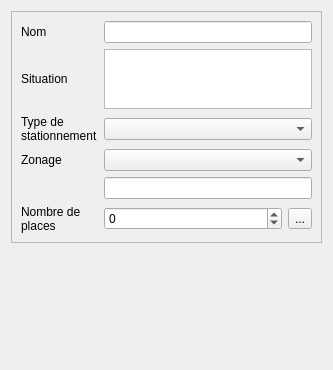
Before: the Qt Designer form Lamia/toolprepro/base2_parking/lamiabaseparking_infralineaire_tool_ui.ui in Artelia/Lamia, drawn with Qt 5.
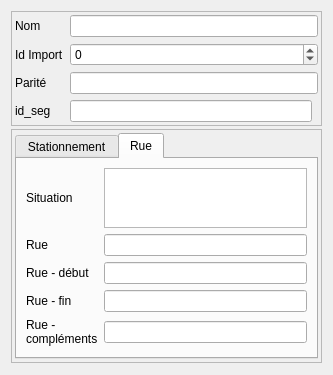
After: the same form once the commit is applied. The open tabs and pages were chosen to show the change.

What changed in the file:
```diff
--- a/Lamia/toolprepro/base2_parking/lamiabaseparking_infralineaire_tool_ui.ui
+++ b/Lamia/toolprepro/base2_parking/lamiabaseparking_infralineaire_tool_ui.ui
@@ -7,13 +7,13 @@
     <x>0</x>
     <y>0</y>
     <width>333</width>
-    <height>370</height>
+    <height>375</height>
    </rect>
   </property>
   <property name="windowTitle">
    <string>Form</string>
   </property>
-  <layout class="QVBoxLayout" name="verticalLayout" stretch="1,10">
+  <layout class="QVBoxLayout" name="verticalLayout" stretch="1,0,10">
    <property name="spacing">
     <number>3</number>
    </property>
@@ -26,20 +26,9 @@
       <enum>QFrame::Raised</enum>
      </property>
      <layout class="QGridLayout" name="gridLayout_5">
-      <item row="3" column="0">
-       <widget class="QLabel" name="label_3">
-        <property name="text">
-         <string>Zonage</string>
-        </property>
-       </widget>
-      </item>
-      <item row="1" column="0">
-       <widget class="QLabel" name="label_15">
-        <property name="text">
-         <string>Situation</string>
-        </property>
-       </widget>
-      </item>
+      <property name="margin">
+       <number>3</number>
+      </property>
       <item row="0" column="0">
        <widget class="QLabel" name="label">
         <property name="text">
@@ -47,67 +36,238 @@
         </property>
        </widget>
       </item>
-      <item row="2" column="0">
-       <widget class="QLabel" name="label_2">
-        <property name="text">
-         <string>Type de stationnement</string>
-        </property>
-        <property name="wordWrap">
-         <bool>true</bool>
-        </property>
-       </widget>
+      <item row="0" column="1" colspan="2">
+       <widget class="QLineEdit" name="lineEdit_nom"/>
       </item>
-      <item row="5" column="1">
-       <widget class="QSpinBox" name="spinBox_nbreplace">
+      <item row="1" column="1" colspan="2">
+       <widget class="QSpinBox" name="spinBox_idimport">
         <property name="minimum">
          <number>-1</number>
         </property>
         <property name="maximum">
-         <number>9999999</number>
+         <number>999999999</number>
         </property>
        </widget>
       </item>
-      <item row="5" column="0">
-       <widget class="QLabel" name="label_4">
+      <item row="3" column="0">
+       <widget class="QLabel" name="label_7">
         <property name="text">
-         <string>Nombre de places</string>
+         <string>Parité</string>
         </property>
         <property name="wordWrap">
          <bool>true</bool>
         </property>
        </widget>
       </item>
-      <item row="5" column="2">
-       <widget class="QToolButton" name="toolButton_nbreplace">
+      <item row="1" column="0">
+       <widget class="QLabel" name="label_5">
         <property name="text">
-         <string>...</string>
+         <string>Id Import</string>
         </property>
        </widget>
       </item>
-      <item row="4" column="1" colspan="2">
-       <widget class="QLineEdit" name="lineEdit_zonage"/>
-      </item>
       <item row="3" column="1" colspan="2">
-       <widget class="QComboBox" name="comboBox_zonage"/>
+       <widget class="QLineEdit" name="lineEdit_parite"/>
       </item>
-      <item row="2" column="1" colspan="2">
-       <widget class="QComboBox" name="comboBox_typestationnement"/>
-      </item>
-      <item row="1" column="1" colspan="2">
-       <widget class="QTextBrowser" name="textBrowser_commentaire">
-        <property name="maximumSize">
-         <size>
-          <width>16777215</width>
-          <height>60</height>
-         </size>
+      <item row="4" column="0">
+       <widget class="QLabel" name="label_12">
+        <property name="text">
+         <string>id_seg</string>
         </property>
-        <property name="readOnly">
-         <bool>false</bool>
-        </property>
        </widget>
       </item>
-      <item row="0" column="1" colspan="2">
-       <widget class="QLineEdit" name="lineEdit_nom"/>
+      <item row="4" column="1">
+       <widget class="QLineEdit" name="lineEdit_idseg"/>
+      </item>
+     </layout>
+    </widget>
+   </item>
+   <item>
+    <widget class="QFrame" name="frame">
+     <property name="frameShape">
+      <enum>QFrame::StyledPanel</enum>
+     </property>
+     <property name="frameShadow">
+      <enum>QFrame::Raised</enum>
+     </property>
+     <layout class="QVBoxLayout" name="verticalLayout_2">
+      <property name="margin">
+       <number>3</number>
+      </property>
+      <item>
+       <widget class="QTabWidget" name="tabWidget">
+        <property name="currentIndex">
+         <number>0</number>
+        </property>
+        <widget class="QWidget" name="tab">
+         <attribute name="title">
+          <string>Stationnement</string>
+         </attribute>
+         <layout class="QGridLayout" name="gridLayout_2">
+          <item row="0" column="0">
+           <widget class="QLabel" name="label_2">
+            <property name="text">
+             <string>Type de stationnement</string>
+            </property>
+            <property name="wordWrap">
+             <bool>true</bool>
+            </property>
+           </widget>
+          </item>
+          <item row="1" column="0">
+           <widget class="QLabel" name="label_3">
+            <property name="text">
+             <string>Statut</string>
+            </property>
+            <property name="wordWrap">
+             <bool>true</bool>
+            </property>
+           </widget>
+          </item>
+          <item row="0" column="1" colspan="2">
+           <widget class="QComboBox" name="comboBox_typestationnement"/>
+          </item>
+          <item row="3" column="0">
+           <widget class="QLabel" name="label_4">
+            <property name="text">
+             <string>Nombre de places</string>
+            </property>
+            <property name="wordWrap">
+             <bool>true</bool>
+            </property>
+           </widget>
+          </item>
+          <item row="3" column="2">
+           <widget class="QToolButton" name="toolButton_nbreplace">
+            <property name="text">
+             <string>...</string>
+            </property>
+           </widget>
+          </item>
+          <item row="3" column="1">
+           <widget class="QSpinBox" name="spinBox_nbreplace">
+            <property name="minimum">
+             <number>-1</number>
+            </property>
+            <property name="maximum">
+             <number>9999999</number>
+            </property>
+           </widget>
+          </item>
+          <item row="1" column="1" colspan="2">
+           <widget class="QComboBox" name="comboBox_zonage"/>
+          </item>
+          <item row="2" column="0">
+           <widget class="QLabel" name="label_8">
+            <property name="text">
+             <string>Commentaire zonage</string>
+            </property>
+            <property name="wordWrap">
+             <bool>true</bool>
+            </property>
+           </widget>
+          </item>
+          <item row="2" column="1" colspan="2">
+           <widget class="QLineEdit" name="lineEdit_zonage"/>
+          </item>
+          <item row="4" column="1">
+           <spacer name="verticalSpacer_2">
+            <property name="orientation">
+             <enum>Qt::Vertical</enum>
+            </property>
+            <property name="sizeHint" stdset="0">
+             <size>
+              <width>20</width>
+              <height>40</height>
+             </size>
+            </property>
+           </spacer>
+          </item>
+         </layout>
+        </widget>
+        <widget class="QWidget" name="tab_2">
+         <attribute name="title">
+          <string>Rue</string>
+         </attribute>
+         <layout class="QGridLayout" name="gridLayout">
+          <item row="1" column="1">
+           <widget class="QLineEdit" name="lineEdit_rue"/>
+          </item>
+          <item row="0" column="0">
+           <widget class="QLabel" name="label_15">
+            <property name="text">
+             <string>Situation</string>
+            </property>
+            <property name="wordWrap">
+             <bool>true</bool>
+            </property>
+           </widget>
+          </item>
+          <item row="1" column="0">
+           <widget class="QLabel" name="label_6">
+            <property name="text">
+             <string>Rue</string>
+            </property>
+            <property name="wordWrap">
+             <bool>true</bool>
+            </property>
+           </widget>
+          </item>
+          <item row="3" column="0">
+           <widget class="QLabel" name="label_10">
+            <property name="text">
+             <string>Rue - fin</string>
+            </property>
+            <property name="wordWrap">
+             <bool>true</bool>
+            </property>
+           </widget>
+          </item>
+          <item row="0" column="1">
+           <widget class="QTextBrowser" name="textBrowser_commentaire">
+            <property name="maximumSize">
+             <size>
+              <width>16777215</width>
+              <height>60</height>
+             </size>
+            </property>
+            <property name="readOnly">
+             <bool>false</bool>
+            </property>
+           </widget>
+          </item>
+          <item row="2" column="1">
+           <widget class="QLineEdit" name="lineEdit_ruedeb"/>
+          </item>
+          <item row="2" column="0">
+           <widget class="QLabel" name="label_9">
+            <property name="text">
+             <string>Rue - début</string>
+            </property>
+            <property name="wordWrap">
+             <bool>true</bool>
+            </property>
+           </widget>
+          </item>
+          <item row="3" column="1">
+           <widget class="QLineEdit" name="lineEdit_ruefin"/>
+          </item>
+          <item row="4" column="0">
+           <widget class="QLabel" name="label_11">
+            <property name="text">
+             <string>Rue - compléments</string>
+            </property>
+            <property name="wordWrap">
+             <bool>true</bool>
+            </property>
+           </widget>
+          </item>
+          <item row="4" column="1">
+           <widget class="QLineEdit" name="lineEdit_ruecomplement"/>
+          </item>
+         </layout>
+        </widget>
+       </widget>
       </item>
      </layout>
     </widget>
```
Left out of the diff: 3 changed lines with no effect on the pictures.
